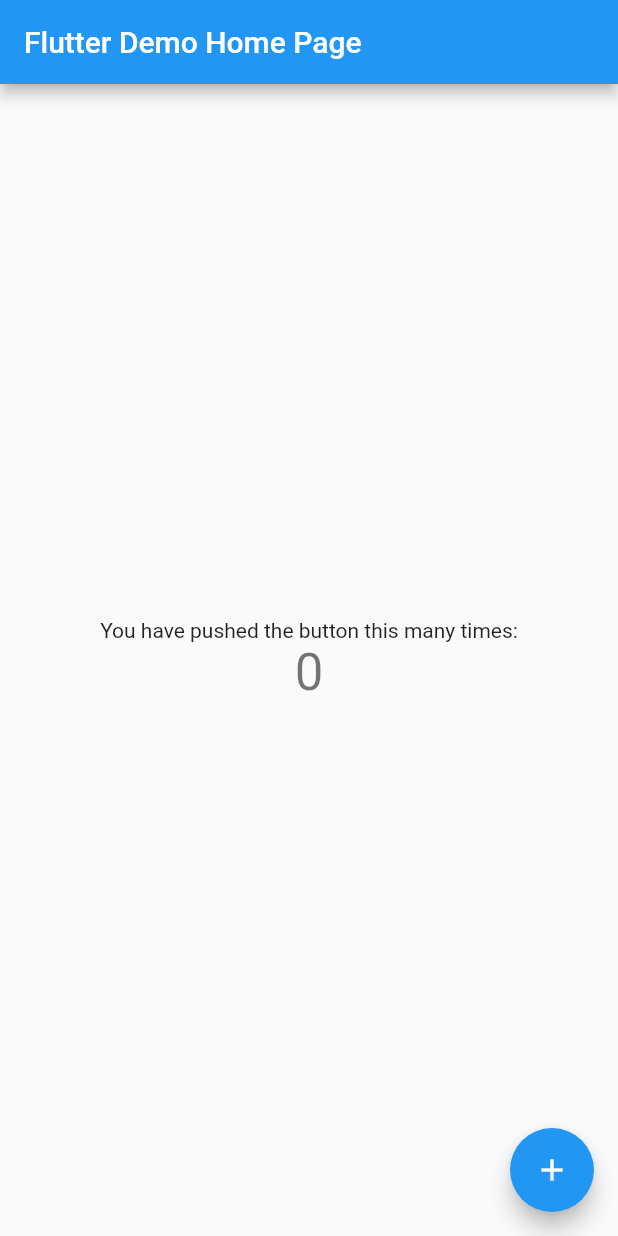
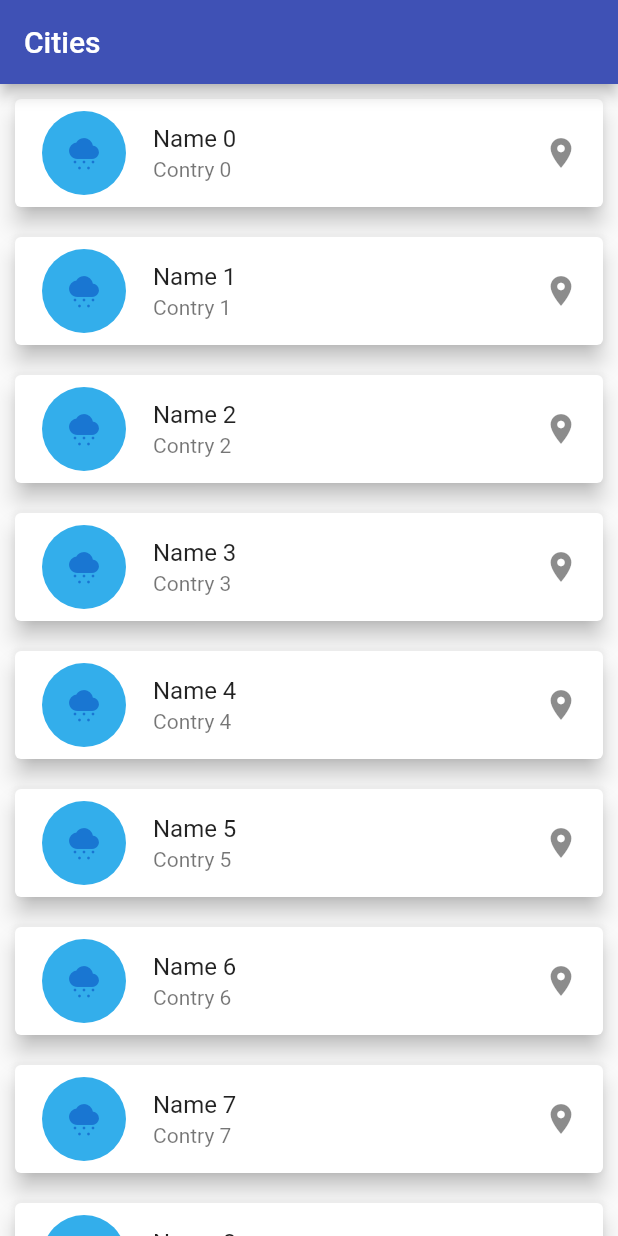
Before and after one commit to jsalazarf27/weather, a Flutter app: the screen it shows after launch, on a phone screen of 412 x 824 dp. Run offline on Flutter 3.47's test engine with Material 2 defaults, Android fonts, the phone set to English and light mode, and no system bars.

Commit message:
add list cities

```diff
--- a/lib/main.dart
+++ b/lib/main.dart
@@ -1,4 +1,6 @@
 import 'package:flutter/material.dart';
+import 'package:weather/ui/pages/cities_page.dart';
+import 'package:weather/ui/pages/weather_page.dart';
 
 void main() {
   runApp(const MyApp());
@@ -7,39 +9,25 @@
 class MyApp extends StatelessWidget {
   const MyApp({Key? key}) : super(key: key);
 
-  // This widget is the root of your application.
   @override
   Widget build(BuildContext context) {
     return MaterialApp(
-      title: 'Flutter Demo',
-      theme: ThemeData(
-        // This is the theme of your application.
-        //
-        // Try running your application with "flutter run". You'll see the
-        // application has a blue toolbar. Then, without quitting the app, try
-        // changing the primarySwatch below to Colors.green and then invoke
-        // "hot reload" (press "r" in the console where you ran "flutter run",
-        // or simply save your changes to "hot reload" in a Flutter IDE).
-        // Notice that the counter didn't reset back to zero; the application
-        // is not restarted.
-        primarySwatch: Colors.blue,
-      ),
-      home: const MyHomePage(title: 'Flutter Demo Home Page'),
+      debugShowCheckedModeBanner: false,
+      title: 'Weather',
+      initialRoute: 'cities',
+      routes: {
+        'cities': (_) => CitiesPage(),
+        'weather': (_) => const WeatherPage(),
+      },
+      theme: ThemeData.light()
+          .copyWith(appBarTheme: const AppBarTheme(color: Colors.indigo)),
+      home: CitiesPage(),
     );
   }
 }
 
 class MyHomePage extends StatefulWidget {
   const MyHomePage({Key? key, required this.title}) : super(key: key);
-
-  // This widget is the home page of your application. It is stateful, meaning
-  // that it has a State object (defined below) that contains fields that affect
-  // how it looks.
-
-  // This class is the configuration for the state. It holds the values (in this
-  // case the title) provided by the parent (in this case the App widget) and
-  // used by the build method of the State. Fields in a Widget subclass are
-  // always marked "final".
 
   final String title;
 
@@ -52,11 +40,6 @@
 
   void _incrementCounter() {
     setState(() {
-      // This call to setState tells the Flutter framework that something has
-      // changed in this State, which causes it to rerun the build method below
-      // so that the display can reflect the updated values. If we changed
-      // _counter without calling setState(), then the build method would not be
-      // called again, and so nothing would appear to happen.
       _counter++;
     });
   }
--- /dev/null
+++ b/lib/models/city.dart
@@ -0,0 +1,7 @@
+class City {
+  final String name;
+  final String country;
+  final String latitud;
+  final String longitude;
+  City(this.name, this.country, this.latitud, this.longitude);
+}
--- /dev/null
+++ b/lib/ui/pages/cities_page.dart
@@ -0,0 +1,53 @@
+import 'package:flutter/material.dart';
+import 'package:weather/models/city.dart';
+
+class CitiesPage extends StatelessWidget {
+  final List<Cities> cities = List<Cities>.generate(
+    20,
+    (i) =>
+        MessageItem(City('Name $i', 'Contry $i', 'Location $i', 'Location $i')),
+  );
+  CitiesPage({Key? key}) : super(key: key);
+
+  @override
+  Widget build(BuildContext context) {
+    return Scaffold(
+        appBar: AppBar(
+          title: const Text("Cities"),
+        ),
+        body: ListView.builder(
+          itemCount: cities.length,
+          itemBuilder: (context, index) => Card(
+              elevation: 6,
+              margin: const EdgeInsets.all(10),
+              child: ListTile(
+                leading: const CircleAvatar(
+                  radius: 30,
+                  backgroundColor: Color.fromARGB(255, 51, 174, 235),
+                  child: Icon(Icons.cloudy_snowing),
+                ),
+                title: cities[index].buildTitle(context),
+                subtitle: cities[index].buildSubtitle(context),
+                trailing: const Icon(Icons.place),
+              )),
+        ));
+  }
+}
+
+abstract class Cities {
+  Widget buildTitle(BuildContext context);
+
+  Widget buildSubtitle(BuildContext context);
+}
+
+class MessageItem implements Cities {
+  final City city;
+
+  MessageItem(this.city);
+
+  @override
+  Widget buildTitle(BuildContext context) => Text(city.name);
+
+  @override
+  Widget buildSubtitle(BuildContext context) => Text(city.country);
+}
--- /dev/null
+++ b/lib/ui/pages/weather_page.dart
@@ -0,0 +1,17 @@
+import 'package:flutter/material.dart';
+
+class WeatherPage extends StatelessWidget {
+  const WeatherPage({Key? key}) : super(key: key);
+
+  @override
+  Widget build(BuildContext context) {
+    return Scaffold(
+      appBar: AppBar(
+        title: const Text("Cities"),
+      ),
+      body: const Center(
+        child: Text('Hola Mundo'),
+      ),
+    );
+  }
+}
```
